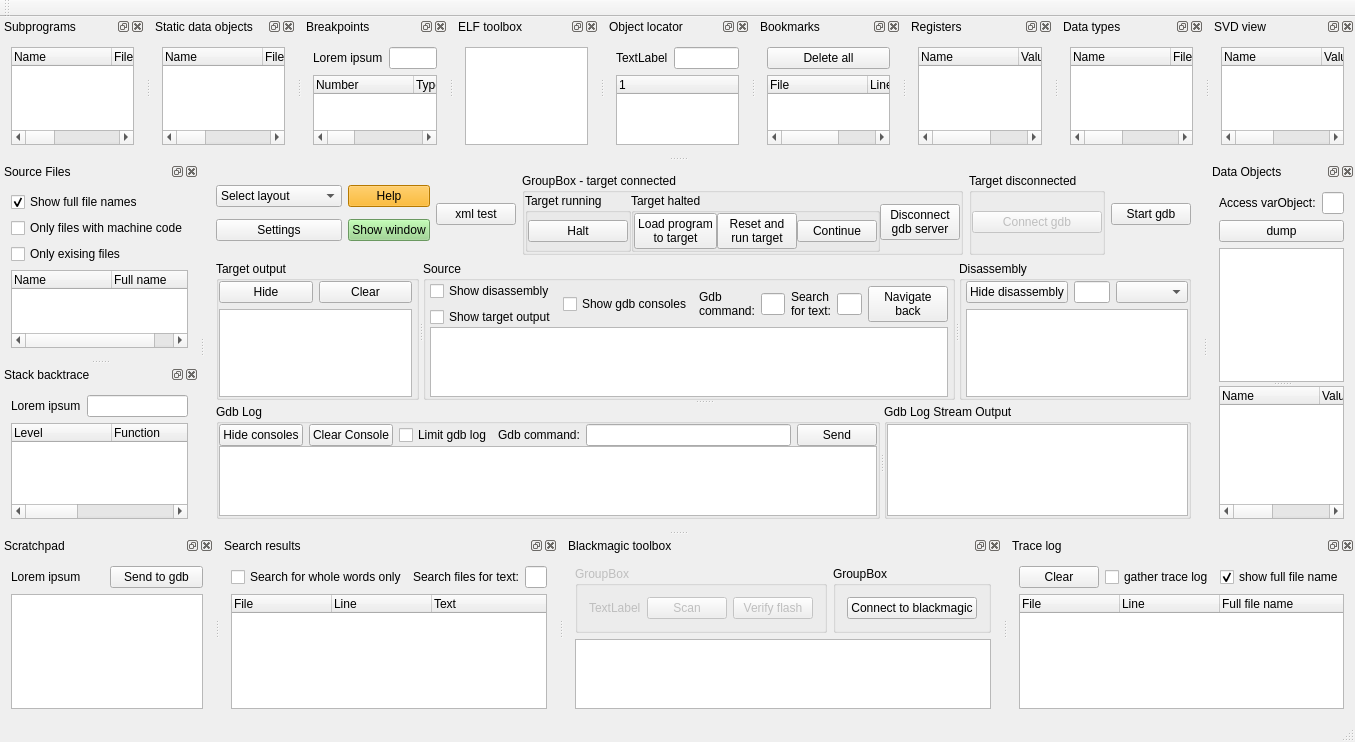
Before: the Qt Designer form mainwindow.ui in stoyan-shopov/turbo, drawn with Qt 5.
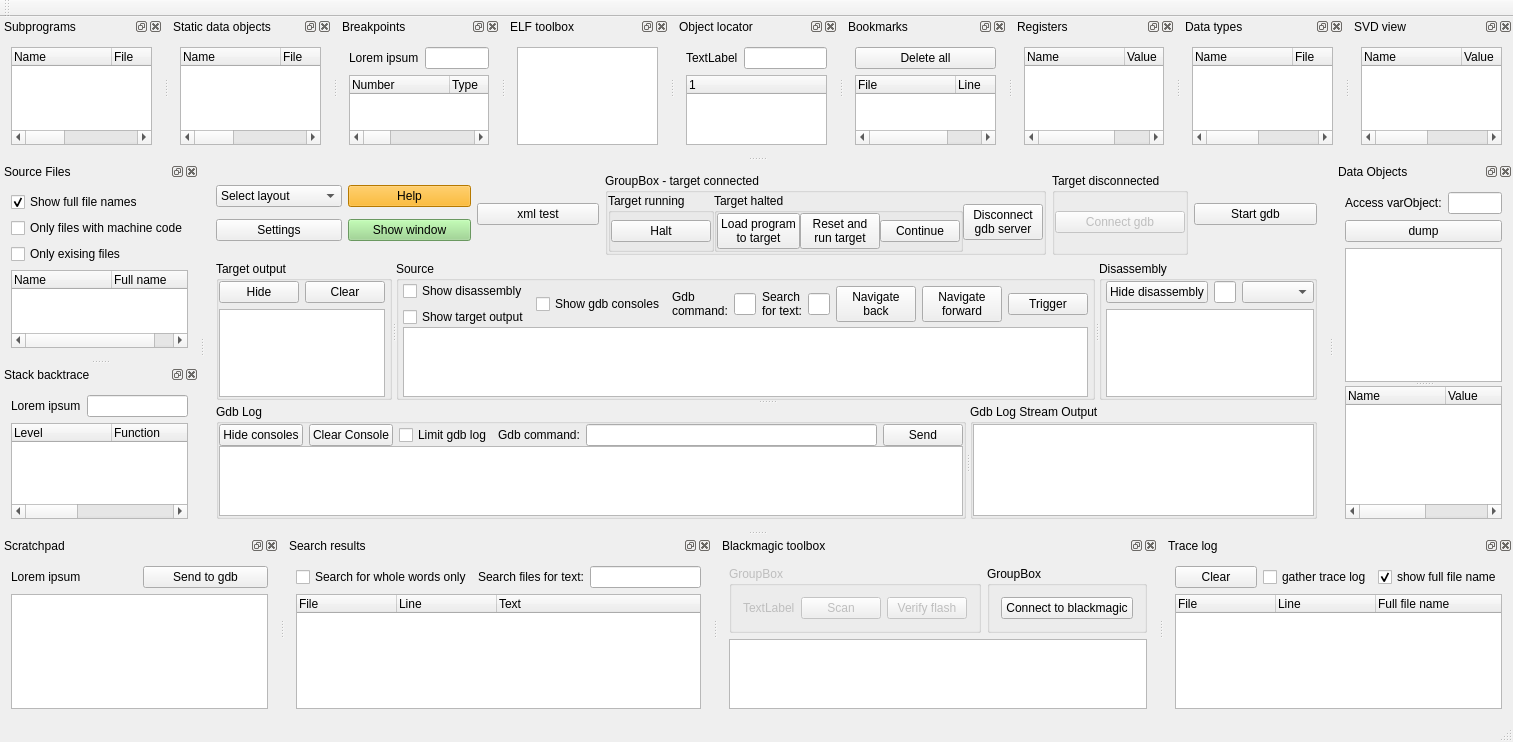
After: the same form once the commit is applied.

Commit message: Improve source code navigation

Patch:
```diff
--- a/mainwindow.ui
+++ b/mainwindow.ui
@@ -6,7 +6,7 @@
    <rect>
     <x>0</x>
     <y>0</y>
-    <width>1346</width>
+    <width>1513</width>
     <height>708</height>
    </rect>
   </property>
@@ -381,6 +381,21 @@
              </property>
             </widget>
            </item>
+           <item>
+            <widget class="QPushButton" name="pushButtonNavigateForward">
+             <property name="text">
+              <string>Navigate
+forward</string>
+             </property>
+            </widget>
+           </item>
+           <item>
+            <widget class="QPushButton" name="pushButtonTrigger">
+             <property name="text">
+              <string>Trigger</string>
+             </property>
+            </widget>
+           </item>
           </layout>
          </item>
          <item>
```
Left out of the diff: 2 changed lines with no effect on the pictures. The commit also changes 2 other files.
